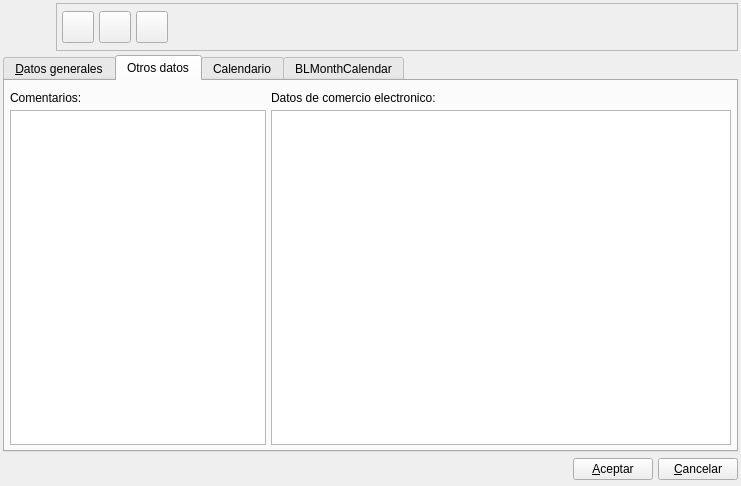
Above: bulmages/bulmafact/plugins/pluginactividad/actividadbase.ui from eboladev/Bulmages-1 before the change. Below: the same form after it.
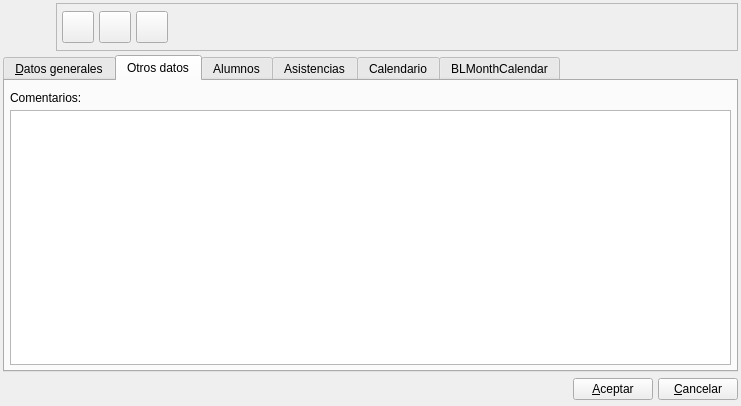
That is the form after the change. The open tabs and pages were chosen to show the change. Icons and pictures are not drawn. Custom widgets are drawn as their Qt base class.

Patch:
```diff
--- a/bulmages/bulmafact/plugins/pluginactividad/actividadbase.ui
+++ b/bulmages/bulmafact/plugins/pluginactividad/actividadbase.ui
@@ -7,7 +7,7 @@
     <x>0</x>
     <y>0</y>
     <width>741</width>
-    <height>486</height>
+    <height>406</height>
    </rect>
   </property>
   <property name="minimumSize" >
@@ -391,7 +391,7 @@
         <x>0</x>
         <y>0</y>
         <width>719</width>
-        <height>346</height>
+        <height>250</height>
        </rect>
       </property>
       <attribute name="title" >
@@ -424,29 +424,7 @@
          </property>
         </widget>
        </item>
-       <item row="1" column="2" >
-        <widget class="QLabel" name="textLabel2_4_2" >
-         <property name="sizePolicy" >
-          <sizepolicy vsizetype="Fixed" hsizetype="Fixed" >
-           <horstretch>0</horstretch>
-           <verstretch>0</verstretch>
-          </sizepolicy>
-         </property>
-         <property name="maximumSize" >
-          <size>
-           <width>32766</width>
-           <height>32767</height>
-          </size>
-         </property>
-         <property name="text" >
-          <string>Datos de comercio electronico:</string>
-         </property>
-         <property name="buddy" >
-          <cstring></cstring>
-         </property>
-        </widget>
-       </item>
-       <item row="2" column="0" colspan="2" >
+       <item row="2" column="0" colspan="3" >
         <widget class="QTextEdit" name="mui_comentcliente" >
          <property name="sizePolicy" >
           <sizepolicy vsizetype="Expanding" hsizetype="Expanding" >
@@ -459,21 +437,39 @@
          </property>
         </widget>
        </item>
-       <item row="2" column="2" >
-        <widget class="QTextEdit" name="mui_ecommercedatacliente" >
-         <property name="sizePolicy" >
-          <sizepolicy vsizetype="Expanding" hsizetype="Expanding" >
-           <horstretch>0</horstretch>
-           <verstretch>0</verstretch>
-          </sizepolicy>
-         </property>
-         <property name="tabChangesFocus" >
-          <bool>true</bool>
-         </property>
+      </layout>
+     </widget>
+     <widget class="QWidget" name="tab_3" >
+      <attribute name="title" >
+       <string>Alumnos</string>
+      </attribute>
+      <layout class="QGridLayout" name="gridLayout_3" >
+       <item row="0" column="0" >
+        <widget class="QTableWidget" name="tableWidget" >
+         <column>
+          <property name="text" >
+           <string>Alumno</string>
+          </property>
+         </column>
+         <column>
+          <property name="text" >
+           <string>Fecha inscripcion</string>
+          </property>
+         </column>
         </widget>
        </item>
       </layout>
      </widget>
+     <widget class="QWidget" name="tab_4" >
+      <attribute name="title" >
+       <string>Asistencias</string>
+      </attribute>
+      <layout class="QGridLayout" name="gridLayout_4" >
+       <item row="0" column="0" >
+        <widget class="QTableWidget" name="tableWidget_2" />
+       </item>
+      </layout>
+     </widget>
      <widget class="QWidget" name="tab" >
       <property name="geometry" >
        <rect>
```
Left out of the diff: 6 changed lines with no effect on the pictures.
